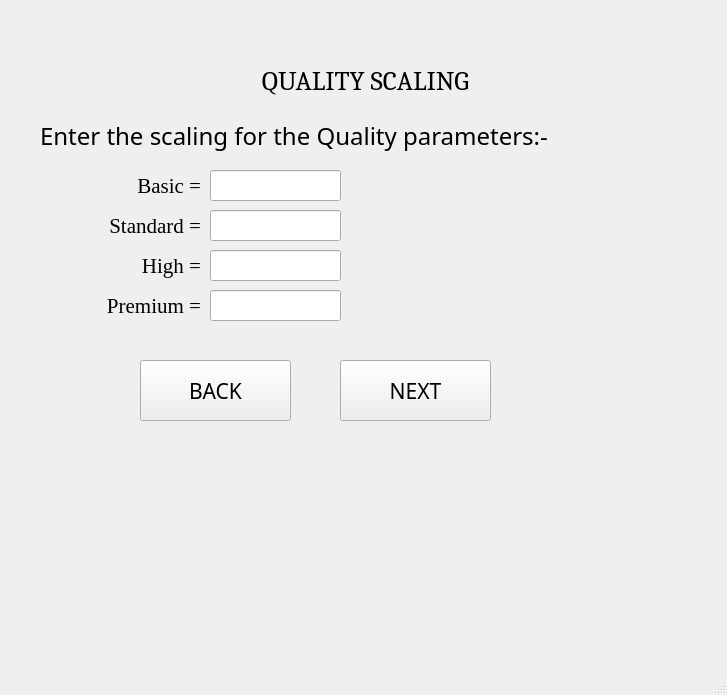
Before: the Qt Designer form ui_files/quality_scaling_screen.ui in yorozuya-2003/institutional_benchmarking_model, drawn with Qt 5.
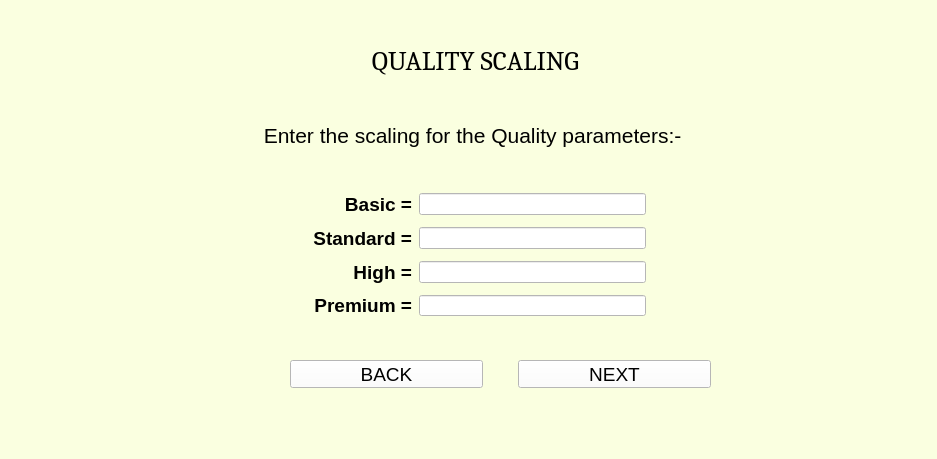
After: the same form once the commit is applied.

Patch:
```diff
--- a/ui_files/quality_scaling_screen.ui
+++ b/ui_files/quality_scaling_screen.ui
@@ -6,20 +6,23 @@
    <rect>
     <x>0</x>
     <y>0</y>
-    <width>727</width>
-    <height>695</height>
+    <width>937</width>
+    <height>459</height>
    </rect>
   </property>
   <property name="windowTitle">
    <string>MainWindow</string>
   </property>
+  <property name="styleSheet">
+   <string notr="true">background-color:rgb(250, 255, 224)</string>
+  </property>
   <widget class="QWidget" name="centralwidget">
    <widget class="QLabel" name="label_10">
     <property name="geometry">
      <rect>
-      <x>140</x>
-      <y>60</y>
-      <width>451</width>
+      <x>0</x>
+      <y>40</y>
+      <width>951</width>
       <height>41</height>
      </rect>
     </property>
@@ -39,38 +42,102 @@
    <widget class="QLabel" name="label">
     <property name="geometry">
      <rect>
-      <x>40</x>
+      <x>0</x>
       <y>110</y>
-      <width>601</width>
+      <width>951</width>
       <height>51</height>
      </rect>
     </property>
     <property name="font">
      <font>
-      <family>Corbel</family>
-      <pointsize>18</pointsize>
+      <family>Arial</family>
+      <pointsize>16</pointsize>
      </font>
     </property>
     <property name="text">
      <string>Enter the scaling for the Quality parameters:- </string>
     </property>
     <property name="alignment">
-     <set>Qt::AlignLeading|Qt::AlignLeft|Qt::AlignVCenter</set>
+     <set>Qt::AlignCenter</set>
     </property>
    </widget>
+   <widget class="QWidget" name="">
+    <property name="geometry">
+     <rect>
+      <x>310</x>
+      <y>190</y>
+      <width>341</width>
+      <height>131</height>
+     </rect>
+    </property>
+    <property name="font">
+     <font>
+      <family>Arial</family>
+      <pointsize>14</pointsize>
+      <weight>50</weight>
+      <bold>false</bold>
+     </font>
+    </property>
+    <layout class="QGridLayout" name="gridLayout">
+     <property name="leftMargin">
+      <number>3</number>
+     </property>
+     <property name="topMargin">
+      <number>3</number>
+     </property>
+     <property name="rightMargin">
+      <number>5</number>
+     </property>
+     <property name="bottomMargin">
+      <number>5</number>
+     </property>
+     <property name="horizontalSpacing">
+      <number>7</number>
+     </property>
+     <property name="verticalSpacing">
+      <number>12</number>
+     </property>
+     <item row="0" column="0">
+      <widget class="QLabel" name="label_3">
+       <property name="font">
+        <font>
+         <family>Arial</family>
+         <pointsize>14</pointsize>
+         <weight>75</weight>
+         <bold>true</bold>
+        </font>
+       </property>
+       <property name="text">
+        <string>Basic =</string>
+       </property>
+       <property name="alignment">
+        <set>Qt::AlignRight|Qt::AlignTrailing|Qt::AlignVCenter</set>
+       </property>
+      </widget>
+     </item>
+     <item row="0" column="1">
+      <widget class="QLineEdit" name="qualityBasic">
+       <property name="font">
+        <font>
+         <family>Arial</family>
+         <pointsize>12</pointsize>
+         <weight>50</weight>
+         <bold>false</bold>
+        </font>
+       </property>
+       <property name="styleSheet">
+        <string notr="true">background-color:rgb(255, 255, 255)</string>
+       </property>
+      </widget>
+     </item>
+     <item row="1" column="0">
    <widget class="QLabel" name="label_2">
-    <property name="geometry">
-     <rect>
-      <x>50</x>
-      <y>210</y>
-      <width>151</width>
-      <height>31</height>
-     </rect>
-    </property>
     <property name="font">
      <font>
-      <family>Georgia</family>
-      <pointsize>16</pointsize>
+         <family>Arial</family>
+         <pointsize>14</pointsize>
+         <weight>75</weight>
+         <bold>true</bold>
      </font>
     </property>
     <property name="text">
@@ -80,54 +147,30 @@
      <set>Qt::AlignRight|Qt::AlignTrailing|Qt::AlignVCenter</set>
     </property>
    </widget>
+     </item>
+     <item row="1" column="1">
    <widget class="QLineEdit" name="qualityStandard">
-    <property name="geometry">
-     <rect>
-      <x>210</x>
-      <y>210</y>
-      <width>131</width>
-      <height>31</height>
-     </rect>
-    </property>
     <property name="font">
      <font>
-      <family>Times New Roman</family>
+         <family>Arial</family>
       <pointsize>12</pointsize>
-     </font>
-    </property>
-   </widget>
-   <widget class="QPushButton" name="nextButton">
-    <property name="geometry">
-     <rect>
-      <x>340</x>
-      <y>360</y>
-      <width>151</width>
-      <height>61</height>
-     </rect>
-    </property>
-    <property name="font">
-     <font>
-      <family>Corbel Light</family>
-      <pointsize>16</pointsize>
-     </font>
-    </property>
-    <property name="text">
-     <string>NEXT</string>
-    </property>
-   </widget>
+         <weight>50</weight>
+         <bold>false</bold>
+        </font>
+       </property>
+       <property name="styleSheet">
+        <string notr="true">background-color:rgb(255, 255, 255)</string>
+       </property>
+      </widget>
+     </item>
+     <item row="2" column="0">
    <widget class="QLabel" name="label_4">
-    <property name="geometry">
-     <rect>
-      <x>50</x>
-      <y>250</y>
-      <width>151</width>
-      <height>31</height>
-     </rect>
-    </property>
     <property name="font">
      <font>
-      <family>Georgia</family>
-      <pointsize>16</pointsize>
+         <family>Arial</family>
+         <pointsize>14</pointsize>
+         <weight>75</weight>
+         <bold>true</bold>
      </font>
     </property>
     <property name="text">
@@ -137,35 +180,30 @@
      <set>Qt::AlignRight|Qt::AlignTrailing|Qt::AlignVCenter</set>
     </property>
    </widget>
+     </item>
+     <item row="2" column="1">
    <widget class="QLineEdit" name="qualityHigh">
-    <property name="geometry">
-     <rect>
-      <x>210</x>
-      <y>250</y>
-      <width>131</width>
-      <height>31</height>
-     </rect>
-    </property>
     <property name="font">
      <font>
-      <family>Times New Roman</family>
+         <family>Arial</family>
       <pointsize>12</pointsize>
-     </font>
-    </property>
-   </widget>
+         <weight>50</weight>
+         <bold>false</bold>
+        </font>
+       </property>
+       <property name="styleSheet">
+        <string notr="true">background-color:rgb(255, 255, 255)</string>
+       </property>
+      </widget>
+     </item>
+     <item row="3" column="0">
    <widget class="QLabel" name="label_6">
-    <property name="geometry">
-     <rect>
-      <x>60</x>
-      <y>290</y>
-      <width>141</width>
-      <height>31</height>
-     </rect>
-    </property>
     <property name="font">
      <font>
-      <family>Georgia</family>
-      <pointsize>16</pointsize>
+         <family>Arial</family>
+         <pointsize>14</pointsize>
+         <weight>75</weight>
+         <bold>true</bold>
      </font>
     </property>
     <property name="text">
@@ -175,79 +213,71 @@
      <set>Qt::AlignRight|Qt::AlignTrailing|Qt::AlignVCenter</set>
     </property>
    </widget>
+     </item>
+     <item row="3" column="1">
    <widget class="QLineEdit" name="qualityPremium">
-    <property name="geometry">
-     <rect>
-      <x>210</x>
-      <y>290</y>
-      <width>131</width>
-      <height>31</height>
-     </rect>
-    </property>
     <property name="font">
      <font>
-      <family>Times New Roman</family>
+         <family>Arial</family>
       <pointsize>12</pointsize>
-     </font>
-    </property>
-   </widget>
-   <widget class="QLabel" name="label_3">
-    <property name="geometry">
-     <rect>
-      <x>50</x>
-      <y>170</y>
-      <width>151</width>
-      <height>31</height>
-     </rect>
-    </property>
-    <property name="font">
-     <font>
-      <family>Georgia</family>
-      <pointsize>16</pointsize>
-     </font>
-    </property>
-    <property name="text">
-     <string>Basic =</string>
-    </property>
-    <property name="alignment">
-     <set>Qt::AlignRight|Qt::AlignTrailing|Qt::AlignVCenter</set>
-    </property>
-   </widget>
-   <widget class="QLineEdit" name="qualityBasic">
+         <weight>50</weight>
+         <bold>false</bold>
+        </font>
+       </property>
+       <property name="styleSheet">
+        <string notr="true">background-color:rgb(255, 255, 255)</string>
+       </property>
+      </widget>
+     </item>
+    </layout>
+   </widget>
+   <widget class="QWidget" name="">
     <property name="geometry">
      <rect>
-      <x>210</x>
-      <y>170</y>
-      <width>131</width>
-      <height>31</height>
+      <x>290</x>
+      <y>360</y>
+      <width>421</width>
+      <height>28</height>
      </rect>
     </property>
-    <property name="font">
-     <font>
-      <family>Times New Roman</family>
-      <pointsize>12</pointsize>
-     </font>
-    </property>
-   </widget>
+    <layout class="QGridLayout" name="gridLayout_2">
+     <property name="horizontalSpacing">
+      <number>35</number>
+     </property>
+     <item row="0" column="0">
    <widget class="QPushButton" name="backButton">
-    <property name="geometry">
-     <rect>
-      <x>140</x>
-      <y>360</y>
-      <width>151</width>
-      <height>61</height>
-     </rect>
-    </property>
     <property name="font">
      <font>
-      <family>Corbel Light</family>
-      <pointsize>16</pointsize>
-     </font>
-    </property>
+         <family>Arial</family>
+         <pointsize>14</pointsize>
+        </font>
+       </property>
+       <property name="styleSheet">
+        <string notr="true">background-color:rgb(255, 255, 255)</string>
+       </property>
     <property name="text">
      <string>BACK</string>
     </property>
    </widget>
+     </item>
+     <item row="0" column="1">
+      <widget class="QPushButton" name="nextButton">
+       <property name="font">
+        <font>
+         <family>Arial</family>
+         <pointsize>14</pointsize>
+        </font>
+       </property>
+       <property name="styleSheet">
+        <string notr="true">background-color:rgb(255, 255, 255)</string>
+       </property>
+       <property name="text">
+        <string>NEXT</string>
+       </property>
+      </widget>
+     </item>
+    </layout>
+   </widget>
   </widget>
   <widget class="QMenuBar" name="menubar">
    <property name="geometry">
```
Left out of the diff: 4 changed lines with no effect on the pictures. Lines whose indentation alone changed are shown as unchanged.
